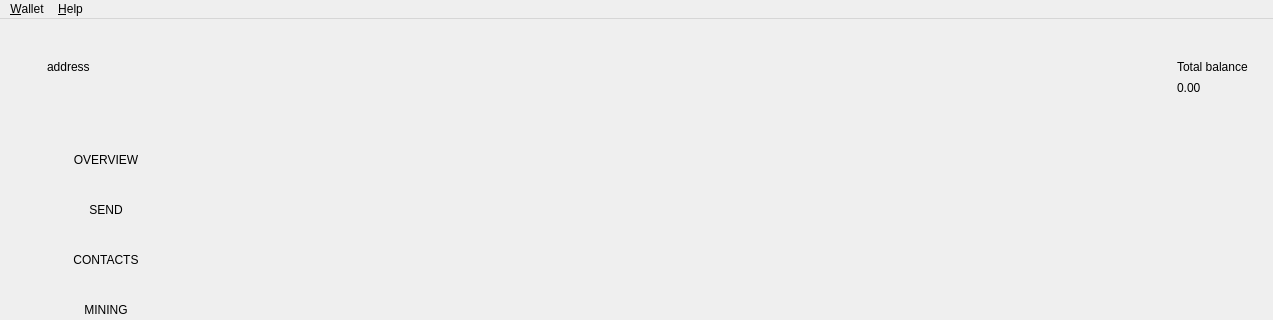
Above: src/mainwindow.ui from bcndev/bytecoin-gui before the change; both pictures show x 0 to 1273 and y 0 to 320 of the 1273 by 824 pixel window. Below: the same form after it.
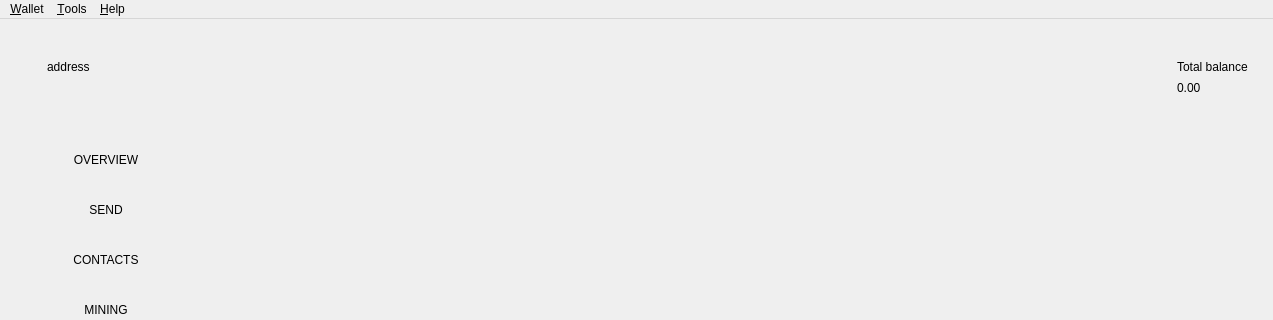
That is the form after the change. Icons and pictures are not drawn. Custom widgets are drawn as their Qt base class.

The edit to the form file:
```diff
--- a/src/mainwindow.ui
+++ b/src/mainwindow.ui
@@ -661,7 +661,7 @@
      <x>0</x>
      <y>0</y>
      <width>1273</width>
-     <height>23</height>
+     <height>19</height>
     </rect>
    </property>
    <widget class="QMenu" name="menuFile">
@@ -685,7 +685,16 @@
     <addaction name="m_aboutBytecoinAction"/>
     <addaction name="m_aboutQtAction"/>
    </widget>
+   <widget class="QMenu" name="menuTools">
+    <property name="title">
+     <string>&amp;Tools</string>
+    </property>
+    <addaction name="m_checkProofAction"/>
+    <addaction name="m_openDataFolderAction"/>
+    <addaction name="m_paramsAction"/>
+   </widget>
    <addaction name="menuFile"/>
+   <addaction name="menuTools"/>
    <addaction name="menuHelp"/>
   </widget>
   <widget class="WalletGUI::WalletStatusBar" name="statusBar"/>
```
Left out of the diff: 71 changed lines with no effect on the pictures.
